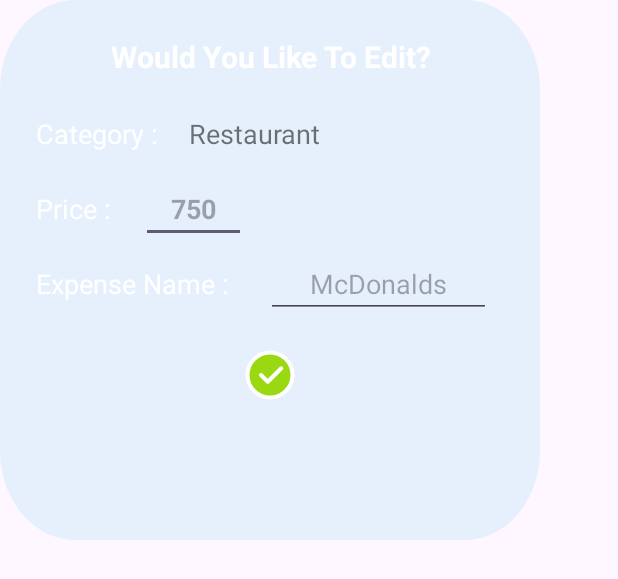
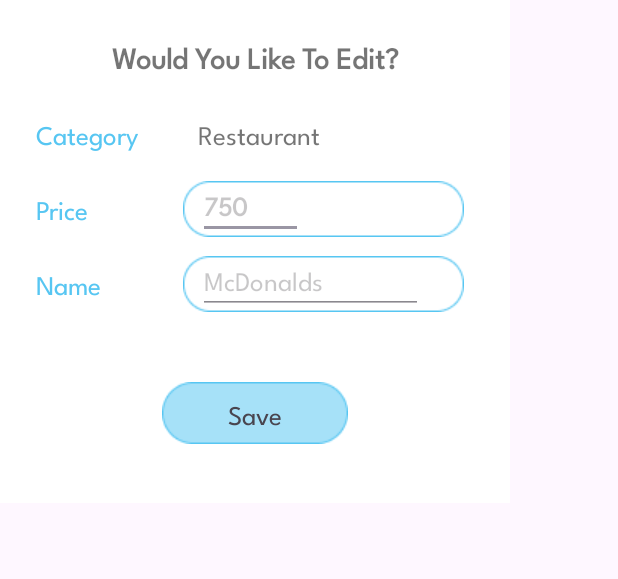
Before and after one commit to zeyneppkaa/financeApp, an Android app: the layout dialog_edit_price.xml on its own in the app's theme, with its tools: preview values and no code run, on a phone screen of 412 x 824 dp. Shown: the top 579 px of the screen. Run offline under Robolectric (Android 15) with nearby library versions, the phone set to English and light mode, and no system bars.

Commit message:
nehir12:  alert dialog yapıldı

```diff
--- a/app/src/main/res/drawable/bg_edit_price_dialog.xml
+++ /dev/null
@@ -1,10 +0,0 @@
-<vector xmlns:android="http://schemas.android.com/apk/res/android"
-    android:width="357dp"
-    android:height="360dp"
-    android:viewportWidth="357"
-    android:viewportHeight="303">
-  <path
-      android:pathData="M0,50C0,22.39 22.39,0 50,0H307C334.61,0 357,22.39 357,50V253C357,280.61 334.61,303 307,303H50C22.39,303 0,280.61 0,253V50Z"
-      android:fillColor="#89D7F5"
-      android:fillAlpha="0.2"/>
-</vector>
--- a/app/src/main/res/layout/dialog_edit_price.xml
+++ b/app/src/main/res/layout/dialog_edit_price.xml
@@ -3,10 +3,12 @@
     xmlns:android="http://schemas.android.com/apk/res/android"
     xmlns:app="http://schemas.android.com/apk/res-auto"
     xmlns:tools="http://schemas.android.com/tools"
-    android:layout_width="360dp"
-    android:layout_height="360dp"
+    android:layout_width="340dp"
+    android:layout_height="335dp"
     android:padding="24dp"
-    android:background="@drawable/bg_edit_price_dialog">
+    android:background="@color/white"
+
+    >
 
     <!-- Başlık -->
     <TextView
@@ -16,7 +18,8 @@
         android:text="Would You Like To Edit?"
         android:textSize="20sp"
         android:textStyle="bold"
-        android:textColor="@color/white"
+        android:textColor="@color/edit_text_input"
+        android:fontFamily="@font/league_spartan"
         android:gravity="center"
         app:layout_constraintTop_toTopOf="parent"
         app:layout_constraintStart_toStartOf="parent"
@@ -27,32 +30,36 @@
         android:id="@+id/categoryLabel"
         android:layout_width="wrap_content"
         android:layout_height="wrap_content"
-        android:text="Category :"
-        android:textColor="@color/white"
+        android:text="Category "
+        android:fontFamily="@font/league_spartan"
+        android:textColor="@color/edit_label"
         android:textSize="18sp"
         app:layout_constraintTop_toBottomOf="@id/dialogTitle"
         app:layout_constraintStart_toStartOf="parent"
         android:layout_marginTop="25dp" />
 
+
+    <!-- Price -->
     <TextView
         android:id="@+id/categoryName"
         android:layout_width="wrap_content"
         android:layout_height="wrap_content"
+        android:layout_marginStart="25dp"
         android:text="Restaurant"
+        android:fontFamily="@font/league_spartan"
         android:textColor="@color/edit_text_input"
         android:textSize="18sp"
-        android:layout_marginStart="20dp"
-        app:layout_constraintTop_toTopOf="@id/categoryLabel"
-        app:layout_constraintStart_toEndOf="@id/categoryLabel" />
+        android:paddingStart="10dp"
+        app:layout_constraintStart_toEndOf="@id/categoryLabel"
+        app:layout_constraintTop_toTopOf="@id/categoryLabel" />
 
-
-    <!-- Price -->
     <TextView
         android:id="@+id/priceLabel"
         android:layout_width="wrap_content"
         android:layout_height="wrap_content"
-        android:text="Price :"
-        android:textColor="@color/white"
+        android:text="Price "
+        android:fontFamily="@font/league_spartan"
+        android:textColor="@color/edit_label"
         android:textSize="18sp"
         app:layout_constraintTop_toBottomOf="@id/categoryLabel"
         app:layout_constraintStart_toStartOf="parent"
@@ -63,20 +70,22 @@
         android:layout_width="70dp"
         android:layout_height="wrap_content"
         android:hint="750"
+        android:fontFamily="@font/league_spartan"
         android:textColor="@color/edit_price_input"
         android:textStyle="bold"
-        android:textAlignment="center"
-        app:layout_constraintBottom_toBottomOf="@+id/priceLabel"
-        app:layout_constraintStart_toEndOf="@+id/priceLabel"
-        app:layout_constraintTop_toTopOf="@+id/priceLabel"
-        android:layout_marginStart="20dp" />
+        android:layout_marginBottom="5dp"
+        android:layout_marginStart="10dp"
+        app:layout_constraintBottom_toBottomOf="@+id/imageView4"
+        app:layout_constraintStart_toStartOf="@+id/imageView4"
+        app:layout_constraintTop_toTopOf="@+id/imageView4" />
 
     <TextView
         android:id="@+id/tv_expense_name"
         android:layout_width="wrap_content"
         android:layout_height="wrap_content"
-        android:text="Expense Name : "
-        android:textColor="@color/white"
+        android:text="Name  "
+        android:fontFamily="@font/league_spartan"
+        android:textColor="@color/edit_label"
         android:textSize="18sp"
         app:layout_constraintTop_toBottomOf="@id/priceLabel"
         app:layout_constraintStart_toStartOf="parent"
@@ -87,21 +96,55 @@
         android:layout_width="150dp"
         android:layout_height="wrap_content"
         android:hint="McDonalds"
-        android:textAlignment="center"
+        android:fontFamily="@font/league_spartan"
         android:textColor="@color/edit_text_input"
+        android:layout_marginStart="10dp"
+        android:layout_marginBottom="5dp"
+        app:layout_constraintBottom_toBottomOf="@+id/imageView15"
+        app:layout_constraintStart_toStartOf="@+id/imageView15"
+        app:layout_constraintTop_toTopOf="@+id/imageView15" />
+
+
+    <ImageView
+        android:id="@+id/imageView4"
+        android:layout_width="wrap_content"
+        android:layout_height="wrap_content"
+        android:background="@drawable/edit_input_column"
+        app:layout_constraintBottom_toBottomOf="@+id/priceLabel"
+        app:layout_constraintStart_toStartOf="@+id/categoryName"
+        app:layout_constraintTop_toTopOf="@+id/priceLabel" />
+
+    <ImageView
+        android:id="@+id/imageView15"
+        android:layout_width="wrap_content"
+        android:layout_height="wrap_content"
+        android:background="@drawable/edit_input_column"
         app:layout_constraintBottom_toBottomOf="@+id/tv_expense_name"
-        app:layout_constraintStart_toEndOf="@+id/tv_expense_name"
-        app:layout_constraintTop_toTopOf="@+id/tv_expense_name"
-        android:layout_marginStart="20dp" />
+        app:layout_constraintStart_toStartOf="@+id/imageView4"
+        app:layout_constraintTop_toTopOf="@+id/tv_expense_name" />
 
     <ImageButton
         android:id="@+id/imgBtnEditPrice"
         android:layout_width="wrap_content"
         android:layout_height="wrap_content"
+        android:background="@drawable/edit_save_button"
+        app:layout_constraintBottom_toBottomOf="parent"
+        app:layout_constraintEnd_toEndOf="parent"
         app:layout_constraintStart_toStartOf="parent"
-        app:layout_constraintEnd_toEndOf="parent"
-        app:layout_constraintTop_toBottomOf="@id/et_expense_name"
-        android:background="@drawable/ic_check_green"
-        android:layout_marginTop="20dp"/>
+        app:layout_constraintTop_toBottomOf="@+id/et_expense_name"
+        android:layout_marginTop="30dp"/>
+
+    <TextView
+        android:layout_width="wrap_content"
+        android:layout_height="wrap_content"
+        android:fontFamily="@font/league_spartan"
+        android:text="Save"
+        android:textSize="18sp"
+        app:layout_constraintBottom_toBottomOf="@+id/imgBtnEditPrice"
+        app:layout_constraintEnd_toEndOf="@+id/imgBtnEditPrice"
+        app:layout_constraintStart_toStartOf="@+id/imgBtnEditPrice"
+        app:layout_constraintTop_toTopOf="@+id/imgBtnEditPrice"
+        />
+
 
 </androidx.constraintlayout.widget.ConstraintLayout>
--- a/app/src/main/res/values/colors.xml
+++ b/app/src/main/res/values/colors.xml
@@ -28,5 +28,6 @@
     <color name="overview_chart_left_axis">#6DB6FE</color>
     <color name="edit_text_input">#8A000000</color>
     <color name="edit_price_input">#9AD911</color>
+    <color name="edit_label">#57C6F2</color>
 
 </resources>
```
Also changed, not shown: app/src/main/java/com/example/tez/ExpensesFragment.kt (+8 -2 lines), app/src/main/java/com/example/tez/ScanFragment.kt (+27 -18 lines), app/src/main/java/com/example/tez/utils/EditPriceDialogFragment.kt (+22 -6 lines), app/src/main/res/drawable/bg_edit_price_dialog.png (added), app/src/main/res/drawable/edit_input_column.png (added), app/src/main/res/drawable/edit_save_button.png (added), app/src/main/res/font/league_spartan.ttf (added).
